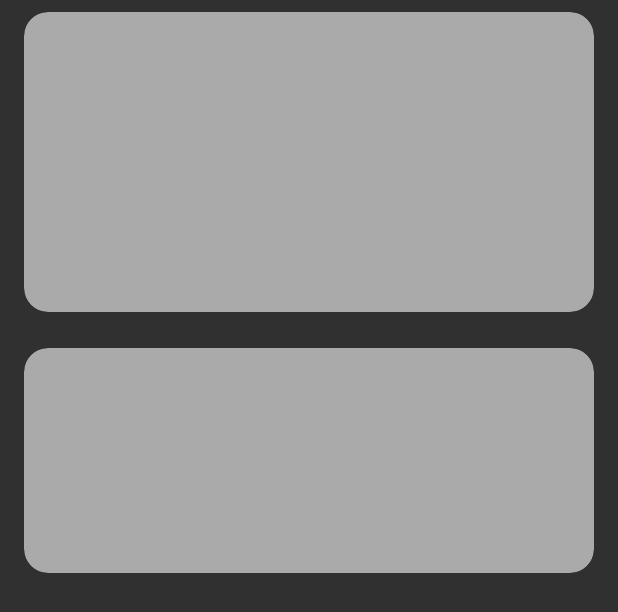
After one commit to poncerapha/pokedex, an Android app: the layout shimmer_pokemon.xml on its own in the app's theme, with its tools: preview values and no code run, on a phone screen of 412 x 824 dp. The commit adds this screen. Shown: the top 612 px of the screen. Run offline under Robolectric (Android 15) with nearby library versions, the phone set to English and light mode, and no system bars.

Commit message:
feat: set pokemon shimmer

```diff
--- a/app/src/main/java/com/example/pokedex/ui/fragments/PokemonPageFragment.kt
+++ b/app/src/main/java/com/example/pokedex/ui/fragments/PokemonPageFragment.kt
@@ -5,6 +5,7 @@ import androidx.fragment.app.Fragment
 import android.view.LayoutInflater
 import android.view.View
 import android.view.ViewGroup
+import androidx.core.view.isVisible
 import androidx.navigation.fragment.navArgs
 import com.example.pokedex.controller.PokemonPageController
 import com.example.pokedex.databinding.FragmentPokemonPageBinding
@@ -43,6 +44,10 @@ class PokemonPageFragment : Fragment() {
             when(it) {
                 is UIState.Success -> {
                     epoxyController.setPokemon(it.data)
+                    binding.pokemonShimmer.root.isVisible = false
+                }
+                is UIState.Loading -> {
+                    binding.pokemonShimmer.root.isVisible = true
                 }
                 else -> {
 
--- a/app/src/main/res/layout/fragment_pokemon_page.xml
+++ b/app/src/main/res/layout/fragment_pokemon_page.xml
@@ -13,4 +13,9 @@
         app:layout_constraintStart_toStartOf="parent"
         app:layout_constraintTop_toTopOf="parent" />
 
+    <include
+        android:id="@+id/pokemon_shimmer"
+        layout="@layout/shimmer_pokemom_search"
+        android:visibility="gone" />
+
 </androidx.constraintlayout.widget.ConstraintLayout>
--- a/app/src/main/res/layout/holder_pokemon.xml
+++ b/app/src/main/res/layout/holder_pokemon.xml
@@ -7,7 +7,7 @@
 
     <ImageView
         android:id="@+id/pokemon_image"
-        android:layout_width="0dp"
+        android:layout_width="200dp"
         android:layout_height="wrap_content"
         android:layout_margin="16dp"
         app:layout_constraintEnd_toEndOf="@id/guide_end"
--- /dev/null
+++ b/app/src/main/res/layout/shimmer_pokemon.xml
@@ -0,0 +1,30 @@
+<?xml version="1.0" encoding="utf-8"?>
+<com.facebook.shimmer.ShimmerFrameLayout xmlns:android="http://schemas.android.com/apk/res/android"
+    xmlns:app="http://schemas.android.com/apk/res-auto"
+    android:layout_width="match_parent"
+    android:layout_height="match_parent">
+
+    <LinearLayout
+        android:layout_width="match_parent"
+        android:layout_height="match_parent"
+        android:orientation="vertical" >
+
+        <com.google.android.material.card.MaterialCardView
+            android:layout_width="match_parent"
+            android:layout_height="200dp"
+            android:layout_marginHorizontal="16dp"
+            android:layout_marginVertical="8dp"
+            android:backgroundTint="@color/pokemon_card_placeholder_color"
+            app:cardCornerRadius="16dp"
+            app:cardElevation="0dp" />
+
+        <com.google.android.material.card.MaterialCardView
+            android:layout_width="match_parent"
+            android:layout_height="150dp"
+            android:layout_margin="16dp"
+            android:backgroundTint="@color/pokemon_card_placeholder_color"
+            app:cardCornerRadius="16dp"
+            app:cardElevation="0dp" />
+
+    </LinearLayout>
+</com.facebook.shimmer.ShimmerFrameLayout>
```
